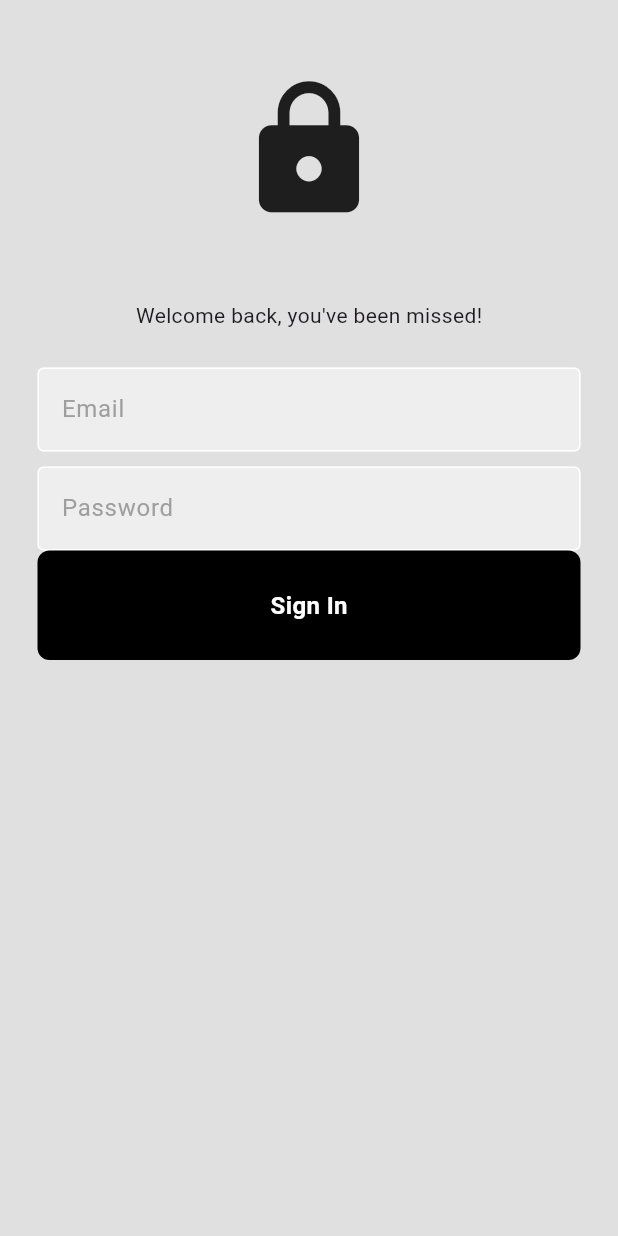
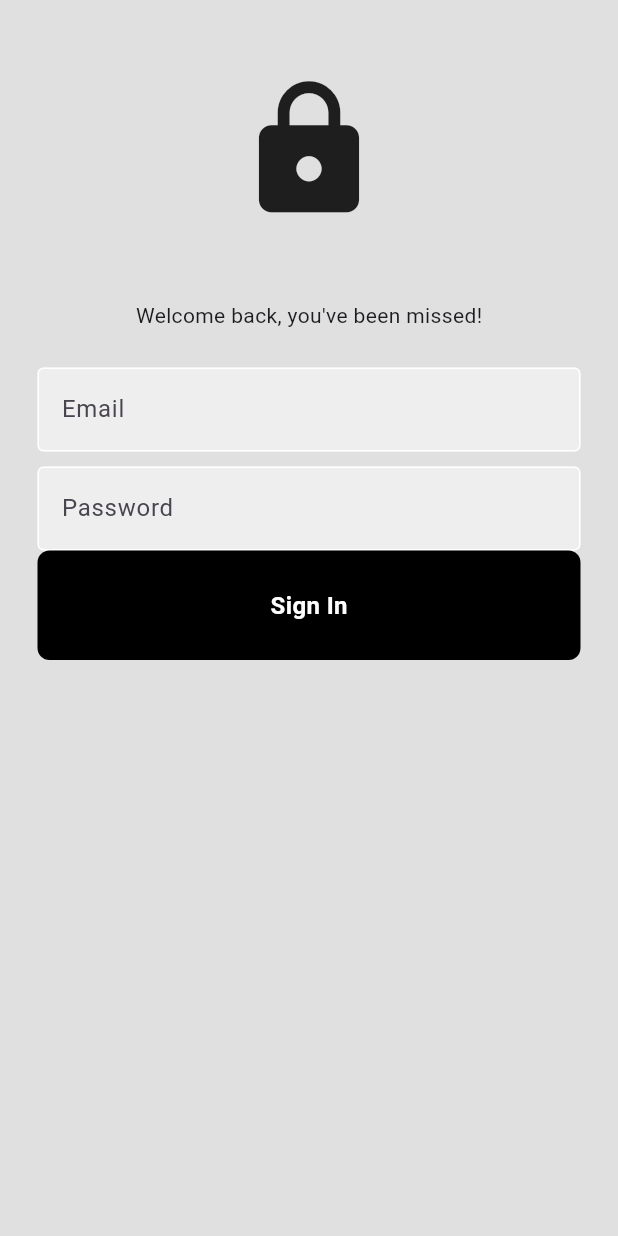
Before and after one commit to vatsala281203/flutter-application, a Flutter app: the screen it shows after launch, on a phone screen of 412 x 824 dp. Run offline on Flutter 3.47's test engine with Material 3 defaults, Android fonts, the phone set to English and light mode, and no system bars.

Commit message:
color chnge

```diff
--- a/lib/components/text_field.dart
+++ b/lib/components/text_field.dart
@@ -29,7 +29,7 @@ class MyTextField extends StatelessWidget {
         filled: true,
         hintText: hintText,
         hintStyle: TextStyle(
-          color: Colors.grey[500],
+          // color: Colors.grey[500],
         )
 
       ),
```
